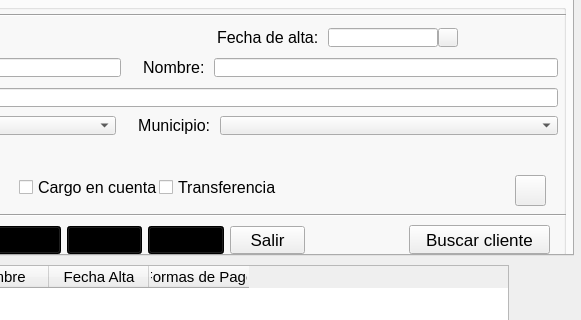
Before: the Qt Designer form prueba.ui in solglez/gonzalezescolar, drawn with Qt 5; both pictures show x 322 to 903 and y 131 to 451 of the 903 by 654 pixel window.
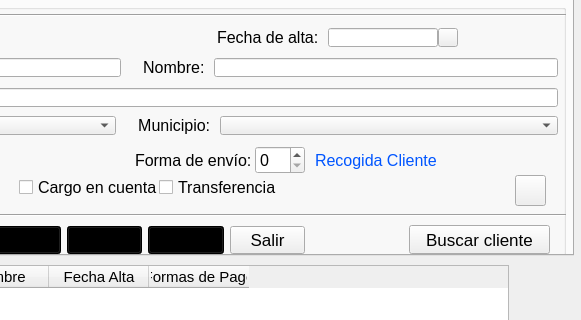
After: the same form once the commit is applied. Icons and pictures are not drawn.

Commit message: Añadimos spin de envío y adecuamos el programa para gestionarlo en la base de datos

Diff of the .ui file:
```diff
--- a/prueba.ui
+++ b/prueba.ui
@@ -1471,6 +1471,75 @@
         <string>Buscar cliente</string>
        </property>
       </widget>
+      <widget class="QWidget" name="horizontalLayoutWidget_9">
+       <property name="geometry">
+        <rect>
+         <x>450</x>
+         <y>160</y>
+         <width>421</width>
+         <height>31</height>
+        </rect>
+       </property>
+       <layout class="QHBoxLayout" name="horizontalLayout_9">
+        <property name="spacing">
+         <number>0</number>
+        </property>
+        <item>
+         <widget class="QLabel" name="lblFormaEnvio">
+          <property name="maximumSize">
+           <size>
+            <width>120</width>
+            <height>16777215</height>
+           </size>
+          </property>
+          <property name="text">
+           <string>Forma de envío:</string>
+          </property>
+         </widget>
+        </item>
+        <item>
+         <widget class="QSpinBox" name="spinEnvio">
+          <property name="maximumSize">
+           <size>
+            <width>50</width>
+            <height>16777215</height>
+           </size>
+          </property>
+         </widget>
+        </item>
+        <item>
+         <spacer name="horizontalSpacer">
+          <property name="orientation">
+           <enum>Qt::Horizontal</enum>
+          </property>
+          <property name="sizeType">
+           <enum>QSizePolicy::Fixed</enum>
+          </property>
+          <property name="sizeHint" stdset="0">
+           <size>
+            <width>10</width>
+            <height>10</height>
+           </size>
+          </property>
+         </spacer>
+        </item>
+        <item>
+         <widget class="QLabel" name="lblEnvio">
+          <property name="font">
+           <font>
+            <pointsize>12</pointsize>
+           </font>
+          </property>
+          <property name="styleSheet">
+           <string notr="true">color:rgb(0, 85, 255)</string>
+          </property>
+          <property name="text">
+           <string>Recogida Cliente</string>
+          </property>
+         </widget>
+        </item>
+       </layout>
+      </widget>
      </widget>
     </widget>
     <widget class="QWidget" name="tab_2">
```
The commit also changes 6 other files.
